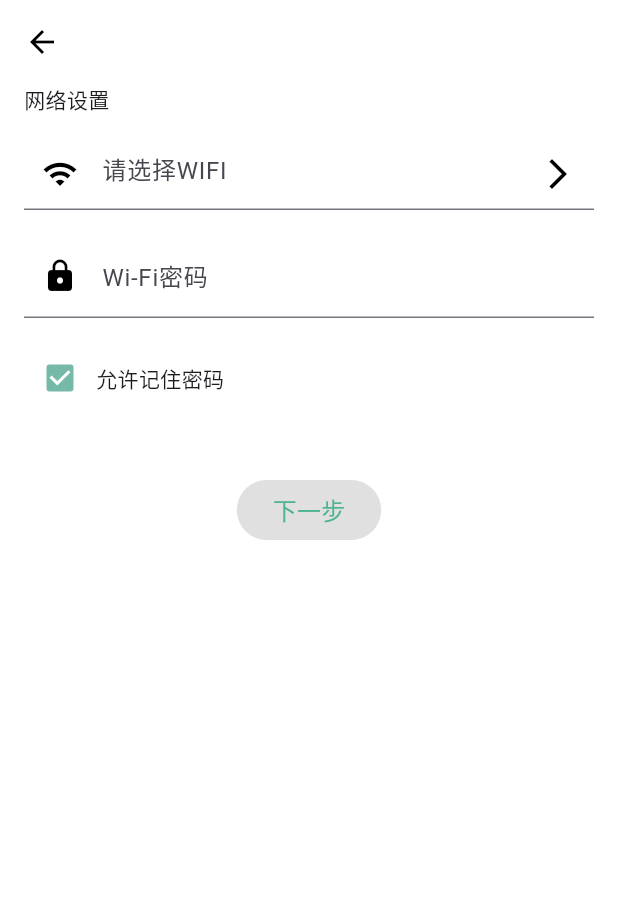
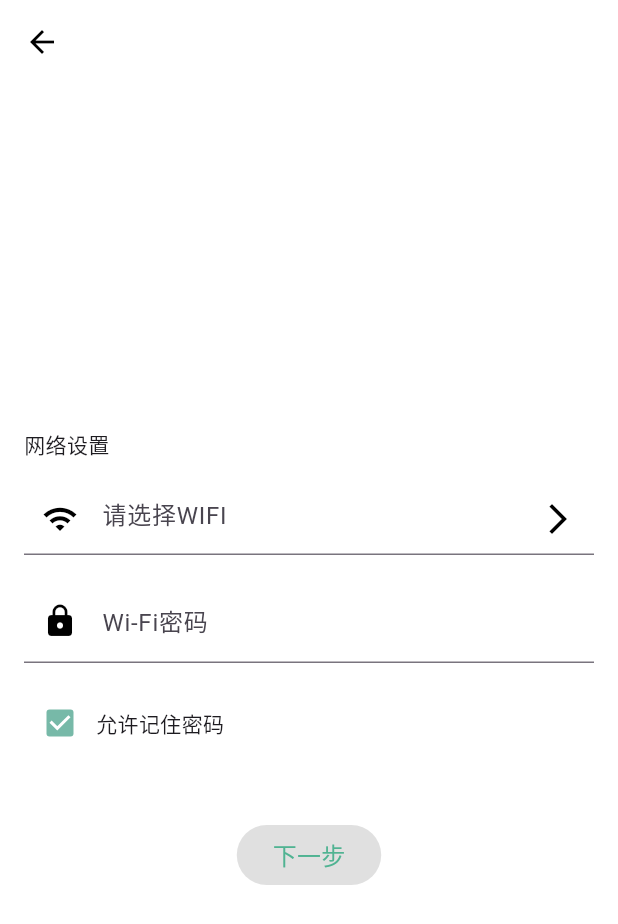
Before and after one commit to CrassusX/flutter_ble_scan, a Flutter app: the SeatWifiStep2 screen opened directly, after a tap on "确认无误，下一步", on a phone screen of 412 x 824 dp. Shown: the top 924 px of the screen. Run offline on Flutter 3.47's test engine with Material 3 defaults, Android fonts, the phone set to English and light mode, and no system bars; our stand-ins replace device_info_plus, dio, dots_indicator, flutter_blue, flutter_svg, fluttertoast and 4 more; missing offline and left inert: mobile_scanner; accounts and stored records are empty; network calls fail.

Commit message:
调整页面结构

```diff
--- a/lib/controller/setting_wifi_service.dart
+++ b/lib/controller/setting_wifi_service.dart
@@ -12,7 +12,6 @@ import 'package:flutter_ble_scan/lib/Websocket.dart';
 import 'package:flutter_ble_scan/page/wifi/seat_wifi_step2.dart';
 import 'package:get/get.dart';
 import 'package:flutter_ble_scan/lib/ble.dart' as ble;
-// import 'package:get_storage/get_storage.dart';
 
 const String ip = "wxconfig.he-info.cn";
 const String bleWifiInfo = 'bleWifiInfo';
--- a/lib/page/wifi/seat_wifi_step2.dart
+++ b/lib/page/wifi/seat_wifi_step2.dart
@@ -16,14 +16,7 @@ class SeatWifiStep2 extends StatelessWidget {
     String? assetPath = GetSettingWifiService.to.deviceType.assetPath;
     return WrapScaffold(
       child: //通过ConstrainedBox来确保Stack占满屏幕
-          Stack(
-        alignment: Alignment.center, //指定未定位或部分定位widget的对齐方式
-        children: <Widget>[
-          Positioned(
-            top: -40,
-            left: 0,
-            right: 0,
-            bottom: 0,
+          Center(
             child: Column(
               mainAxisAlignment: MainAxisAlignment.center,
               mainAxisSize: MainAxisSize.min,
@@ -78,8 +71,6 @@ class SeatWifiStep2 extends StatelessWidget {
               ],
             ),
           ),
-        ],
-      ),
     );
   }
 }
--- a/lib/page/wifi/seat_wifi_step3.dart
+++ b/lib/page/wifi/seat_wifi_step3.dart
@@ -40,7 +40,8 @@ class SeatWifiStep3State extends State<SeatWifiStep3> {
     String? assetPath = GetSettingWifiService.to.deviceType.assetPath;
     return WrapScaffold(
       child: //通过ConstrainedBox来确保Stack占满屏幕
-          SingleChildScrollView(
+          Center(
+            child: SingleChildScrollView(
                     child: Column(
             mainAxisAlignment: MainAxisAlignment.start,
             mainAxisSize: MainAxisSize.min,
@@ -60,6 +61,7 @@ class SeatWifiStep3State extends State<SeatWifiStep3> {
             ],
                     ),
                   ),
+          ),
     );
   }
 }
--- a/pubspec.yaml
+++ b/pubspec.yaml
@@ -44,7 +44,6 @@ dependencies:
   image_picker: ^1.1.2
   fluttertoast: ^8.2.4
   flutter_svg: ^2.0.10+1
-  # get_storage: ^2.1.1
   dots_indicator: ^3.0.0
   shared_preferences: ^2.2.3
   device_info_plus: ^10.1.2
```
Lines whose indentation alone changed are shown as unchanged.
